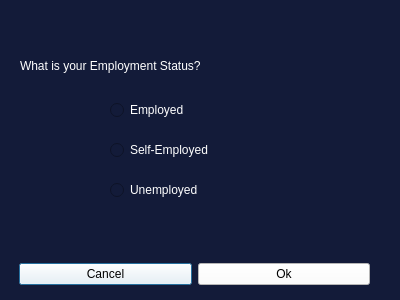
Prasiddhi16/Drishya, file secdialog.ui: the form before one commit.
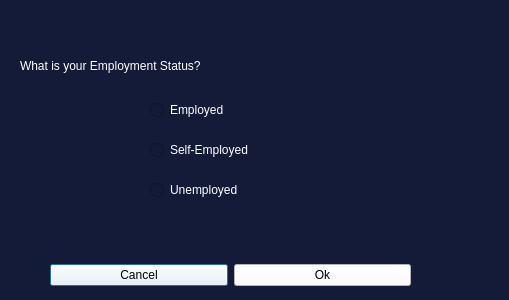
The form after the commit.

```diff
--- a/secdialog.ui
+++ b/secdialog.ui
@@ -6,7 +6,7 @@
    <rect>
     <x>0</x>
     <y>0</y>
-    <width>400</width>
+    <width>509</width>
     <height>300</height>
    </rect>
   </property>
@@ -21,7 +21,7 @@
     <rect>
      <x>20</x>
      <y>50</y>
-     <width>441</width>
+     <width>521</width>
      <height>31</height>
     </rect>
    </property>
@@ -36,7 +36,7 @@
   <widget class="QRadioButton" name="radioButton">
    <property name="geometry">
     <rect>
-     <x>110</x>
+     <x>150</x>
      <y>100</y>
      <width>100</width>
      <height>20</height>
@@ -52,7 +52,7 @@
   <widget class="QRadioButton" name="radioButton_2">
    <property name="geometry">
     <rect>
-     <x>110</x>
+     <x>150</x>
      <y>140</y>
      <width>121</width>
      <height>20</height>
@@ -68,7 +68,7 @@
   <widget class="QRadioButton" name="radioButton_3">
    <property name="geometry">
     <rect>
-     <x>110</x>
+     <x>150</x>
      <y>180</y>
      <width>100</width>
      <height>20</height>
@@ -84,9 +84,9 @@
   <widget class="QWidget" name="horizontalLayoutWidget">
    <property name="geometry">
     <rect>
-     <x>19</x>
-     <y>249</y>
-     <width>351</width>
+     <x>50</x>
+     <y>250</y>
+     <width>361</width>
      <height>51</height>
     </rect>
    </property>
@@ -94,7 +94,8 @@
     <item>
      <widget class="QPushButton" name="eno">
       <property name="styleSheet">
-       <string notr="true">background-color: white;</string>
+       <string notr="true">background-color: white;
+color:black;</string>
       </property>
       <property name="text">
        <string>Cancel</string>
@@ -104,7 +105,8 @@
     <item>
      <widget class="QPushButton" name="eyes">
       <property name="styleSheet">
-       <string notr="true">background-color: white;</string>
+       <string notr="true">background-color: white;
+color:black;</string>
       </property>
       <property name="text">
        <string>Ok</string>
```
